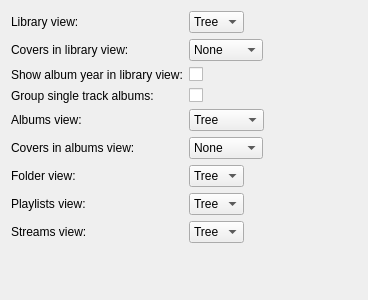
polpo/cantata-mac, file gui/interfacesettings.ui: the form before one commit.
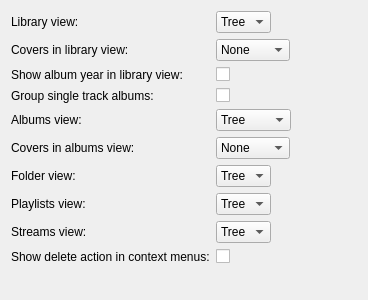
The form after the commit.

Commit message: Add option to hide delete songs action

Patch:
```diff
--- a/gui/interfacesettings.ui
+++ b/gui/interfacesettings.ui
@@ -244,6 +244,23 @@
      </item>
     </widget>
    </item>
+   <item row="9" column="0">
+    <widget class="QLabel" name="showDeleteActionLabel">
+     <property name="text">
+      <string>Show delete action in context menus:</string>
+     </property>
+     <property name="buddy">
+      <cstring>showDeleteAction</cstring>
+     </property>
+    </widget>
+   </item>
+   <item row="9" column="1">
+    <widget class="QCheckBox" name="showDeleteAction">
+     <property name="text">
+      <string/>
+     </property>
+    </widget>
+   </item>
   </layout>
  </widget>
  <tabstops>
```
The commit also changes 6 other files.
